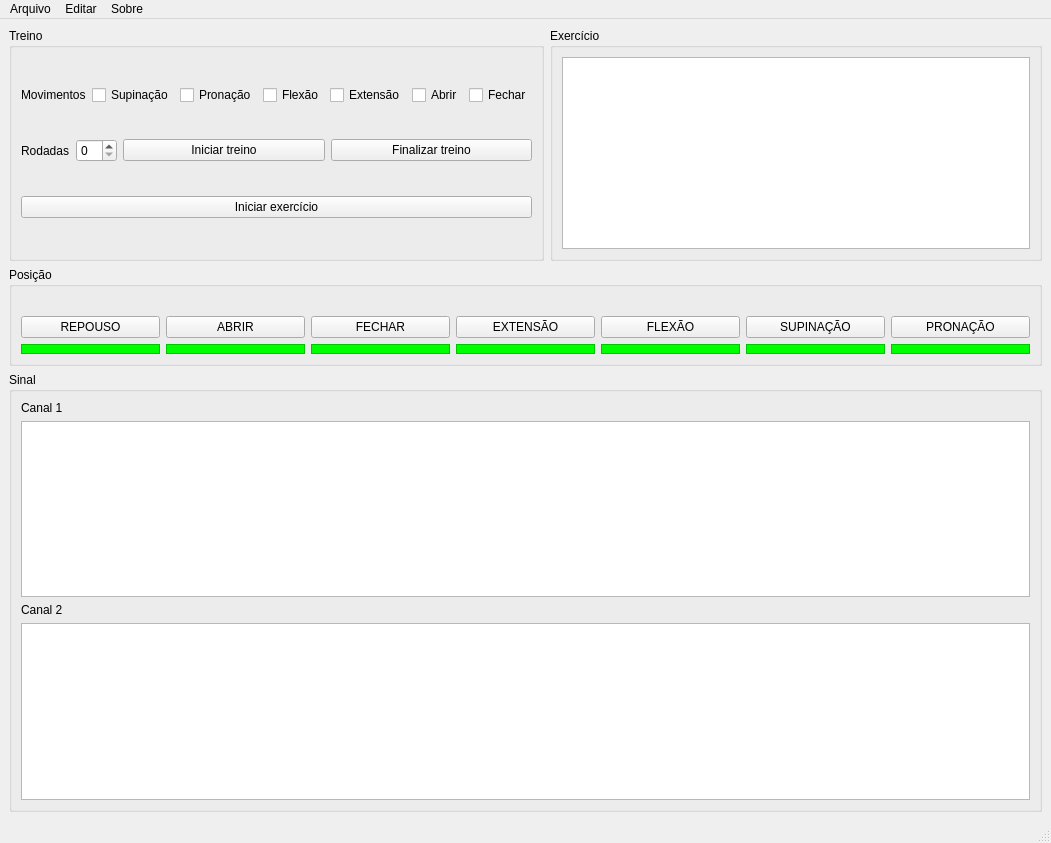
The window that code/py/view/ui/main_window.ui (PauloCamargos/biomedical-instrumentation) describes before a commit, drawn with Qt 5.
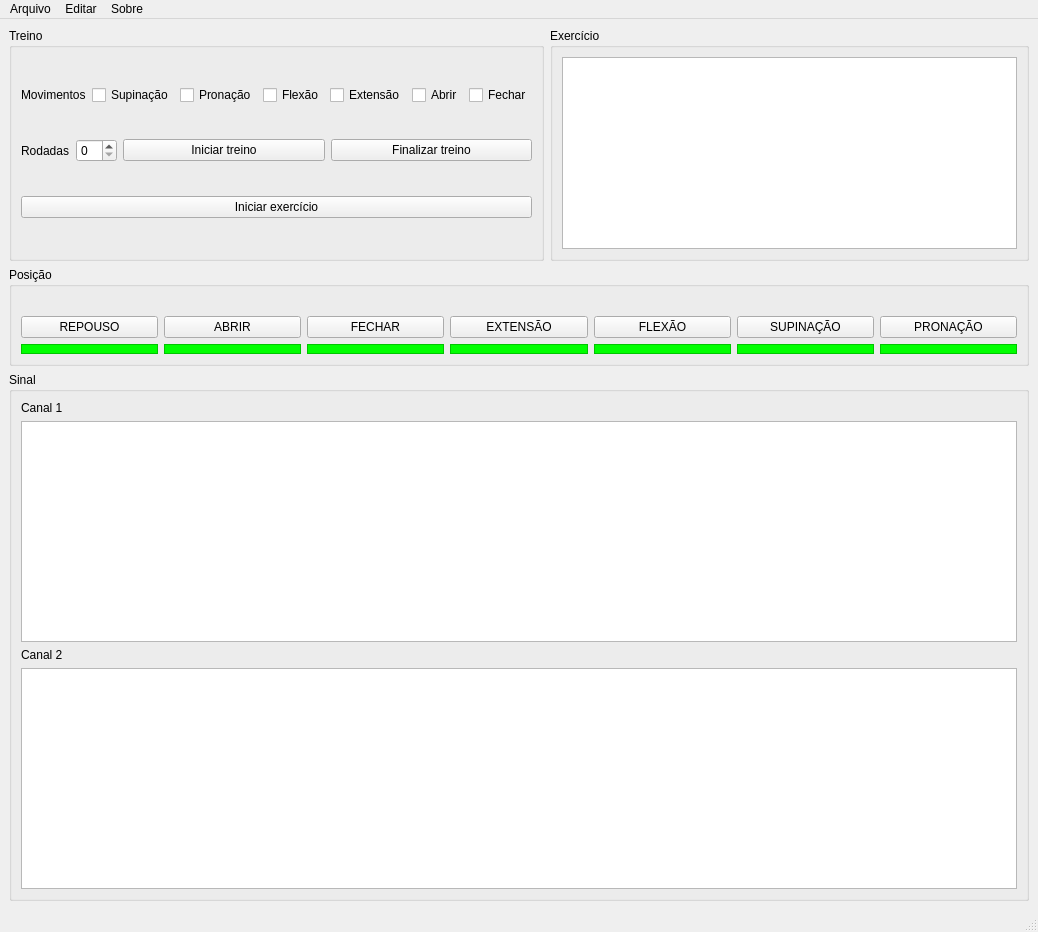
The same window after the commit. Icons and pictures are not drawn. Custom widgets are drawn as their Qt base class.

The edit to the form file:
```diff
--- a/code/py/view/ui/main_window.ui
+++ b/code/py/view/ui/main_window.ui
@@ -6,8 +6,8 @@
    <rect>
     <x>0</x>
     <y>0</y>
-    <width>1051</width>
-    <height>843</height>
+    <width>1038</width>
+    <height>932</height>
    </rect>
   </property>
   <property name="windowTitle">
@@ -496,14 +496,7 @@
             </widget>
            </item>
            <item>
-            <widget class="CustomPlotEMG" name="graph_ch1">
-             <property name="sizePolicy">
-              <sizepolicy hsizetype="Preferred" vsizetype="Preferred">
-               <horstretch>0</horstretch>
-               <verstretch>0</verstretch>
-              </sizepolicy>
-             </property>
-            </widget>
+            <widget class="CustomPlotEMG" name="graphicsView"/>
            </item>
            <item>
             <widget class="QLabel" name="label_9">
@@ -513,14 +506,7 @@
             </widget>
            </item>
            <item>
-            <widget class="QGraphicsView" name="graph_ch2">
-             <property name="sizePolicy">
-              <sizepolicy hsizetype="Preferred" vsizetype="Preferred">
-               <horstretch>0</horstretch>
-               <verstretch>0</verstretch>
-              </sizepolicy>
-             </property>
-            </widget>
+            <widget class="CustomPlotEMG" name="graphicsView_2"/>
            </item>
           </layout>
          </widget>
@@ -536,7 +522,7 @@
     <rect>
      <x>0</x>
      <y>0</y>
-     <width>1051</width>
+     <width>1038</width>
      <height>21</height>
     </rect>
    </property>
```
